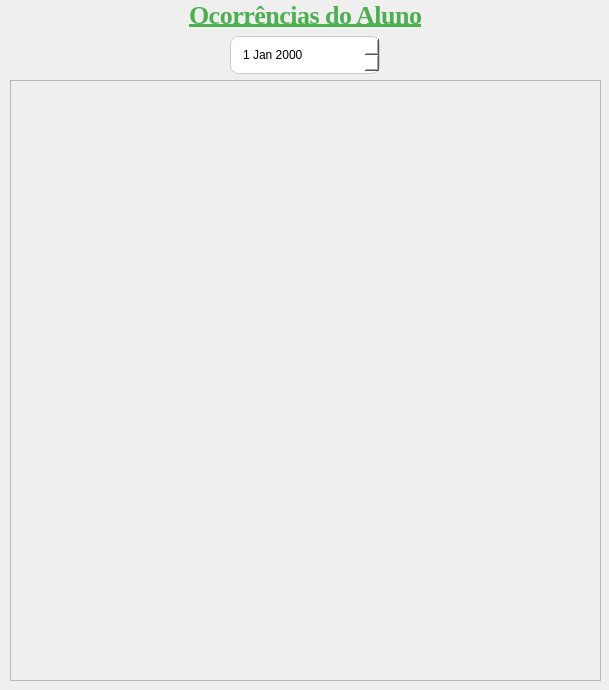
The window that App/view/ui/report.ui (Caiquef80/Gerenciamento-Escolar) describes before a commit, drawn with Qt 5.
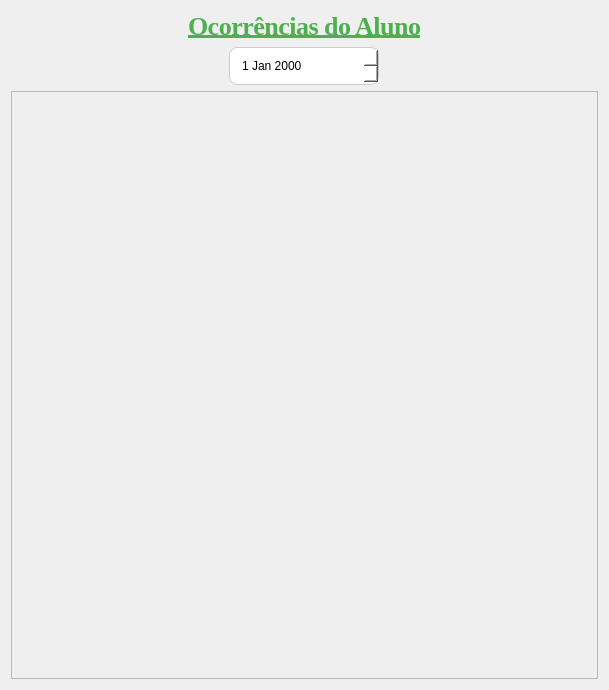
The same window after the commit. Icons and pictures are not drawn.

Diff of the .ui file:
```diff
--- a/App/view/ui/report.ui
+++ b/App/view/ui/report.ui
@@ -57,15 +57,8 @@
 }
 </string>
   </property>
-  <widget class="QWidget" name="verticalLayoutWidget">
-   <property name="geometry">
-    <rect>
-     <x>10</x>
-     <y>0</y>
-     <width>591</width>
-     <height>681</height>
-    </rect>
-   </property>
+  <layout class="QVBoxLayout" name="verticalLayout_2">
+   <item>
    <layout class="QVBoxLayout" name="verticalLayout_4">
     <item>
      <layout class="QVBoxLayout" name="verticalLayout_5">
@@ -118,9 +111,10 @@
              <x>0</x>
              <y>0</y>
              <width>583</width>
-             <height>583</height>
-            </rect>
-           </property>
+              <height>574</height>
+             </rect>
+            </property>
+            <layout class="QVBoxLayout" name="verticalLayout"/>
           </widget>
          </widget>
         </item>
@@ -129,7 +123,8 @@
      </layout>
     </item>
    </layout>
-  </widget>
+   </item>
+  </layout>
  </widget>
  <resources/>
  <connections/>
```
Lines whose indentation alone changed are shown as unchanged.
